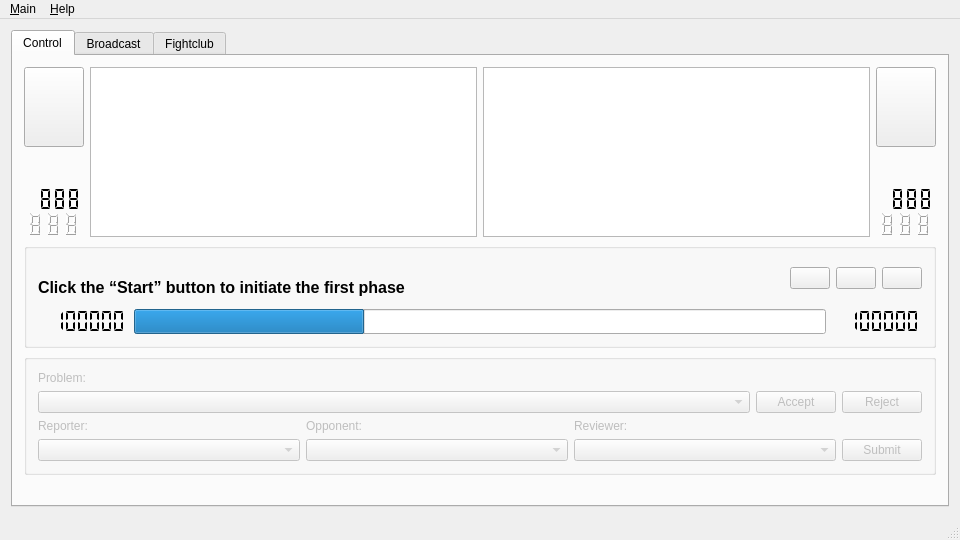
Above: client/fightclubclient.ui from SFr682k/fightclub before the change. Below: the same form after it.
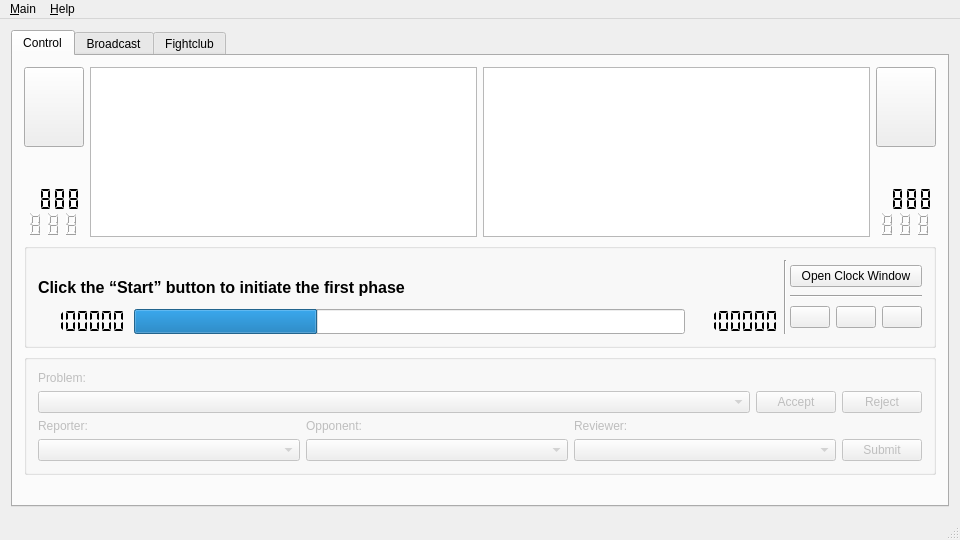
That is the form after the change. Icons and pictures are not drawn.

Commit message: Embed clock window into client

Diff of the .ui file:
```diff
--- a/client/fightclubclient.ui
+++ b/client/fightclubclient.ui
@@ -546,13 +546,16 @@
           <property name="title">
            <string/>
           </property>
-          <layout class="QVBoxLayout" name="verticalLayout_5">
+          <layout class="QHBoxLayout" name="horizontalLayout">
+           <property name="spacing">
+            <number>3</number>
+           </property>
+           <item>
+            <layout class="QVBoxLayout" name="verticalLayout_13">
            <property name="spacing">
             <number>12</number>
            </property>
            <item>
-            <layout class="QHBoxLayout" name="phasecontrol">
-             <item>
               <layout class="QVBoxLayout" name="phaseinfo">
                <property name="spacing">
                 <number>0</number>
@@ -598,77 +601,6 @@
               </layout>
              </item>
              <item>
-              <widget class="QPushButton" name="startstopbttn">
-               <property name="sizePolicy">
-                <sizepolicy hsizetype="Fixed" vsizetype="Fixed">
-                 <horstretch>0</horstretch>
-                 <verstretch>0</verstretch>
-                </sizepolicy>
-               </property>
-               <property name="text">
-                <string/>
-               </property>
-               <property name="icon">
-                <iconset resource="resources.qrc">
-                 <normaloff>:/breeze-icons/chronometer-start-24.png</normaloff>:/breeze-icons/chronometer-start-24.png</iconset>
-               </property>
-               <property name="iconSize">
-                <size>
-                 <width>24</width>
-                 <height>24</height>
-                </size>
-               </property>
-              </widget>
-             </item>
-             <item>
-              <widget class="QPushButton" name="resettimebttn">
-               <property name="sizePolicy">
-                <sizepolicy hsizetype="Fixed" vsizetype="Fixed">
-                 <horstretch>0</horstretch>
-                 <verstretch>0</verstretch>
-                </sizepolicy>
-               </property>
-               <property name="text">
-                <string/>
-               </property>
-               <property name="icon">
-                <iconset resource="resources.qrc">
-                 <normaloff>:/breeze-icons/chronometer-restart-24.png</normaloff>:/breeze-icons/chronometer-restart-24.png</iconset>
-               </property>
-               <property name="iconSize">
-                <size>
-                 <width>24</width>
-                 <height>24</height>
-                </size>
-               </property>
-              </widget>
-             </item>
-             <item>
-              <widget class="QPushButton" name="settimebttn">
-               <property name="sizePolicy">
-                <sizepolicy hsizetype="Fixed" vsizetype="Fixed">
-                 <horstretch>0</horstretch>
-                 <verstretch>0</verstretch>
-                </sizepolicy>
-               </property>
-               <property name="text">
-                <string/>
-               </property>
-               <property name="icon">
-                <iconset resource="resources.qrc">
-                 <normaloff>:/breeze-icons/chronometer-24.png</normaloff>:/breeze-icons/chronometer-24.png</iconset>
-               </property>
-               <property name="iconSize">
-                <size>
-                 <width>24</width>
-                 <height>24</height>
-                </size>
-               </property>
-              </widget>
-             </item>
-            </layout>
-           </item>
-           <item>
             <layout class="QHBoxLayout" name="phaseprogressbar">
              <item>
               <widget class="QLCDNumber" name="elapsedtime">
@@ -786,6 +718,115 @@
                 <number>8888888</number>
                </property>
               </widget>
+               </item>
+              </layout>
+             </item>
+            </layout>
+           </item>
+           <item>
+            <widget class="Line" name="line_2">
+             <property name="orientation">
+              <enum>Qt::Vertical</enum>
+             </property>
+            </widget>
+           </item>
+           <item>
+            <layout class="QVBoxLayout" name="verticalLayout_5">
+             <property name="spacing">
+              <number>3</number>
+             </property>
+             <item>
+              <widget class="QPushButton" name="openClockWindowBttn">
+               <property name="sizePolicy">
+                <sizepolicy hsizetype="Minimum" vsizetype="Fixed">
+                 <horstretch>0</horstretch>
+                 <verstretch>0</verstretch>
+                </sizepolicy>
+               </property>
+               <property name="text">
+                <string>Open Clock Window</string>
+               </property>
+              </widget>
+             </item>
+             <item>
+              <widget class="Line" name="line">
+               <property name="orientation">
+                <enum>Qt::Horizontal</enum>
+               </property>
+              </widget>
+             </item>
+             <item>
+              <layout class="QHBoxLayout" name="horizontalLayout_2">
+               <item>
+                <widget class="QPushButton" name="startstopbttn">
+                 <property name="sizePolicy">
+                  <sizepolicy hsizetype="Fixed" vsizetype="Fixed">
+                   <horstretch>0</horstretch>
+                   <verstretch>0</verstretch>
+                  </sizepolicy>
+                 </property>
+                 <property name="text">
+                  <string/>
+                 </property>
+                 <property name="icon">
+                  <iconset resource="resources.qrc">
+                   <normaloff>:/breeze-icons/chronometer-start-24.png</normaloff>:/breeze-icons/chronometer-start-24.png</iconset>
+                 </property>
+                 <property name="iconSize">
+                  <size>
+                   <width>24</width>
+                   <height>24</height>
+                  </size>
+                 </property>
+                </widget>
+               </item>
+               <item>
+                <widget class="QPushButton" name="resettimebttn">
+                 <property name="sizePolicy">
+                  <sizepolicy hsizetype="Fixed" vsizetype="Fixed">
+                   <horstretch>0</horstretch>
+                   <verstretch>0</verstretch>
+                  </sizepolicy>
+                 </property>
+                 <property name="text">
+                  <string/>
+                 </property>
+                 <property name="icon">
+                  <iconset resource="resources.qrc">
+                   <normaloff>:/breeze-icons/chronometer-restart-24.png</normaloff>:/breeze-icons/chronometer-restart-24.png</iconset>
+                 </property>
+                 <property name="iconSize">
+                  <size>
+                   <width>24</width>
+                   <height>24</height>
+                  </size>
+                 </property>
+                </widget>
+               </item>
+               <item>
+                <widget class="QPushButton" name="settimebttn">
+                 <property name="sizePolicy">
+                  <sizepolicy hsizetype="Fixed" vsizetype="Fixed">
+                   <horstretch>0</horstretch>
+                   <verstretch>0</verstretch>
+                  </sizepolicy>
+                 </property>
+                 <property name="text">
+                  <string/>
+                 </property>
+                 <property name="icon">
+                  <iconset resource="resources.qrc">
+                   <normaloff>:/breeze-icons/chronometer-24.png</normaloff>:/breeze-icons/chronometer-24.png</iconset>
+                 </property>
+                 <property name="iconSize">
+                  <size>
+                   <width>24</width>
+                   <height>24</height>
+                  </size>
+                 </property>
+                </widget>
+               </item>
+              </layout>
              </item>
             </layout>
            </item>
```
Lines whose indentation alone changed are shown as unchanged. The commit also changes 11 other files.
